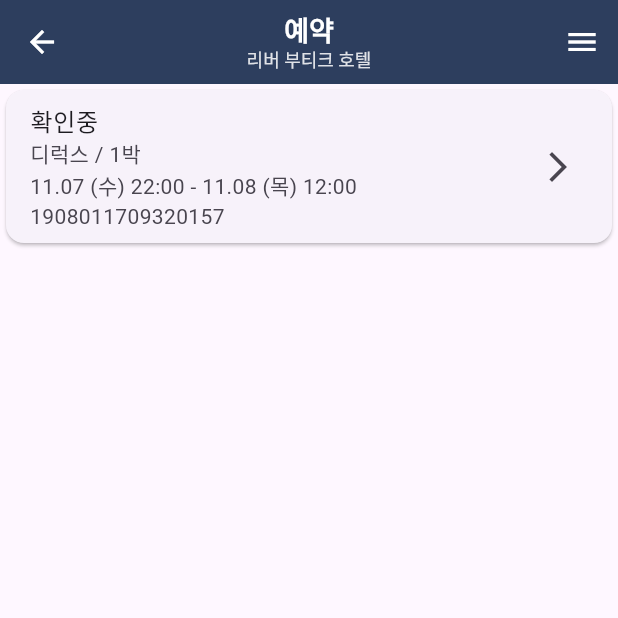
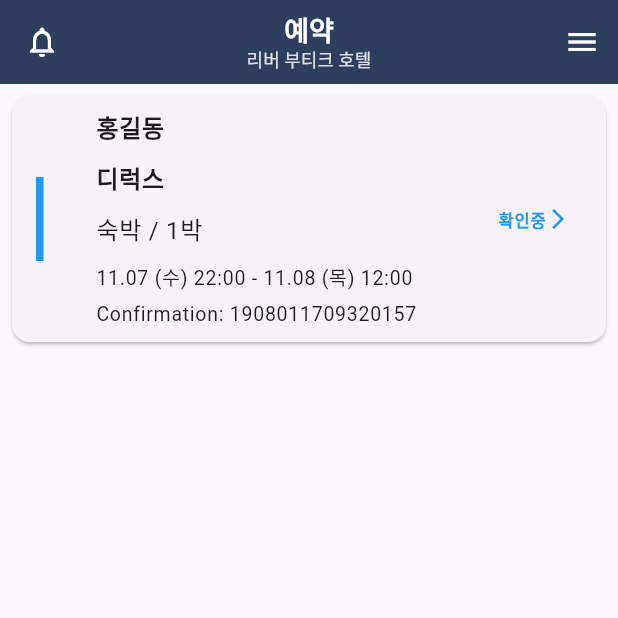
Before and after one commit to HEESEA-KIM/Nomad_Mate_Host, a Flutter app: the screen it shows after launch, on a phone screen of 412 x 824 dp, the top half of it. Run offline on Flutter 3.47's test engine with Material 3 defaults, Android fonts, the phone set to English and light mode, and no system bars.

Commit message:
디테일 수정더할예정

```diff
--- a/lib/main.dart
+++ b/lib/main.dart
@@ -8,6 +8,7 @@
   @override
   Widget build(BuildContext context) {
     return MaterialApp(
+      debugShowCheckedModeBanner: false,
       title: 'Custom AppBar',
       theme: ThemeData(
         primarySwatch: Colors.blue,
@@ -23,10 +24,15 @@
     // Dummy data to populate the list
     final List<Map<String, dynamic>> dataList = [
       {
-        'title': '확인중',
-        'subtitle': '디럭스 / 1박',
-        'dates': '11.07 (수) 22:00 - 11.08 (목) 12:00',
-        'confirmationNumber': '1908011709320157',
+        'Name' : '홍길동',
+        'statusColor': Colors.blue, // Assuming blue means 'pending'
+        'statusText': '확인중', // 'Pending confirmation'
+        'room': '디럭스', // 'Deluxe'
+        'roomType' : '숙박',
+        'stayDuration': '1박', // '1 night'
+        'checkInDate': '11.07 (수) 22:00', // 'Check-in date and time'
+        'checkOutDate': '11.08 (목) 12:00', // 'Check-out date and time'
+        'confirmationNumber': '1908011709320157', // 'Confirmation number'
       },
       // Add more entries here
       // ...
@@ -34,10 +40,10 @@
 
     return Scaffold(
       appBar: AppBar(
-        backgroundColor: Color(0xFF2D3E5E),
+        backgroundColor: Color(0xFF2D3E5E), // Custom color
         elevation: 0,
         leading: IconButton(
-          icon: Icon(Icons.arrow_back, color: Colors.white),
+          icon: Icon(Icons.notifications_none, color: Colors.white),
           onPressed: () {
             // Handle back icon press
           },
@@ -47,7 +53,7 @@
           crossAxisAlignment: CrossAxisAlignment.center,
           children: <Widget>[
             Text(
-              '예약',
+              '예약', // 'Reservation'
               style: TextStyle(
                 color: Colors.white,
                 fontSize: 18.0,
@@ -55,7 +61,7 @@
               ),
             ),
             Text(
-              '리버 부티크 호텔',
+              '리버 부티크 호텔', // 'River Boutique Hotel'
               style: TextStyle(
                 color: Colors.white.withOpacity(0.85),
                 fontSize: 12.0,
@@ -77,17 +83,55 @@
         child: Column(
           children: dataList.map((data) {
             return Card(
+              margin: EdgeInsets.all(8.0),
               child: ListTile(
-                title: Text(data['title']),
-                subtitle: Column(
+                leading: Container(
+                  width: 5.0,
+                  height: double.infinity,
+                  color: data['statusColor'],
+                ),
+                title: Column(
                   crossAxisAlignment: CrossAxisAlignment.start,
-                  children: <Widget>[
-                    Text(data['subtitle']),
-                    Text(data['dates']),
-                    Text(data['confirmationNumber']),
+                  children: [
+                    Text(
+                      data['Name'],
+                      style: TextStyle(
+                        fontWeight: FontWeight.bold,
+                      ),
+                    ),
+                    SizedBox(height: 10.0),
+                    Text('${data['room']}',
+                    style: TextStyle(
+                        fontSize: 16.0,
+                        fontWeight: FontWeight.bold), ),
+                    SizedBox(height: 10.0),
+                    Text('${data['roomType']} / ${data['stayDuration']}'),
+                    SizedBox(height: 10.0),
+                    Text('${data['checkInDate']} - ${data['checkOutDate']}', style: TextStyle(fontSize: 13.0),),
+                    SizedBox(height: 4.0),
+                    Text('Confirmation: ${data['confirmationNumber']}', style: TextStyle(fontSize: 13.0),),
                   ],
                 ),
-                trailing: Icon(Icons.arrow_forward_ios),
+                trailing: Row(
+                  mainAxisSize: MainAxisSize.min,
+                  children: [
+                    Text(
+                      data['statusText'],
+                      style: TextStyle(
+                        color: data['statusColor'],
+                        fontWeight: FontWeight.bold,
+                      ),
+                    ),
+                    Icon(
+                      Icons.arrow_forward_ios,
+                      size: 16.0,
+                      color: data['statusColor'],
+                    )
+                  ]
+                ),
+                onTap: () {
+                  // Handle tap event
+                },
               ),
             );
           }).toList(),
```
